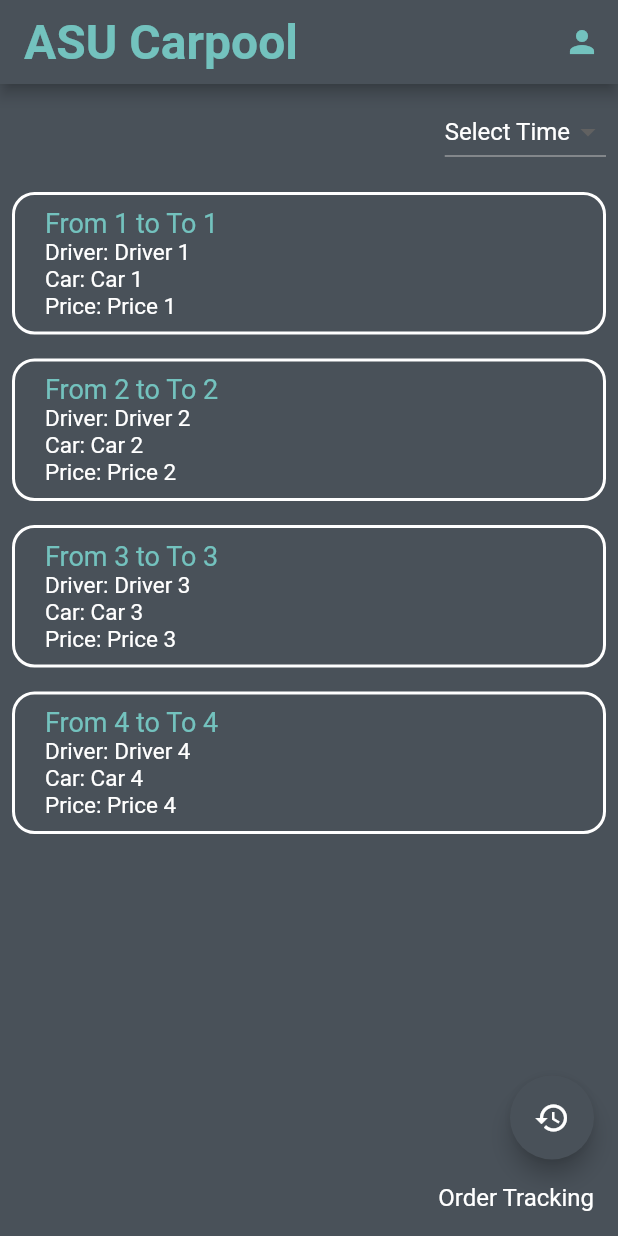
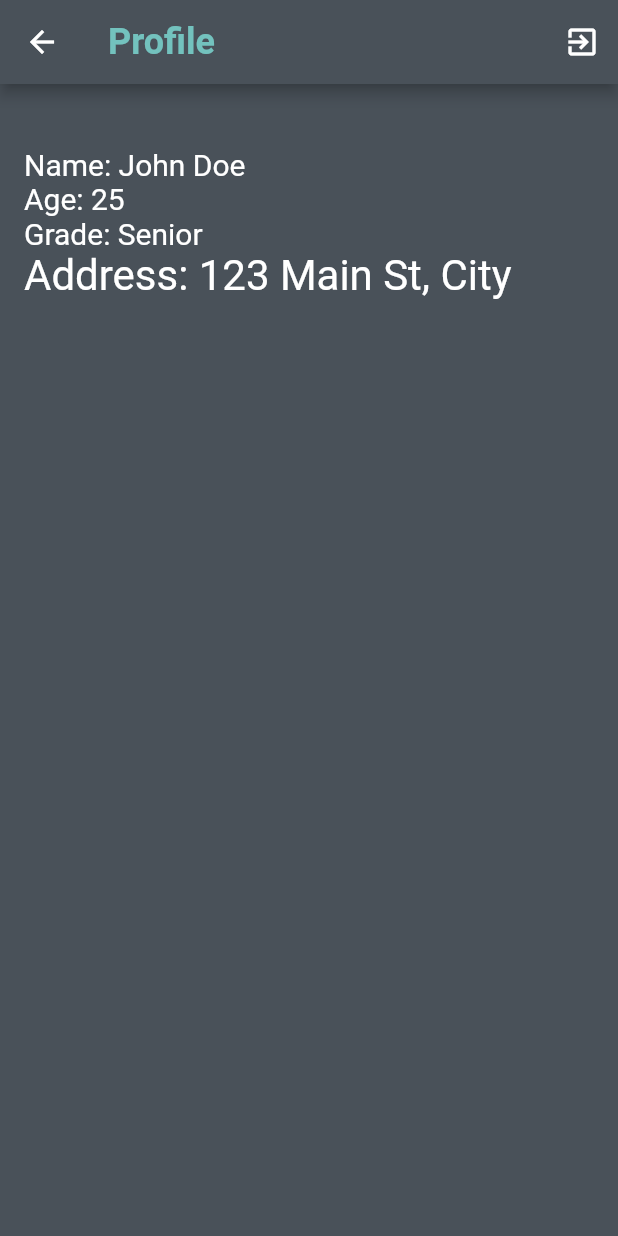
Before and after one commit to aGayar30/Flutter_Carppool_project, a Flutter app: the HomeScreen screen opened directly, after a tap on the "person" icon, on a phone screen of 412 x 824 dp. Run offline on Flutter 3.47's test engine with Material 2 defaults, Android fonts, the phone set to English and light mode, and no system bars; our stand-ins replace firebase_auth, firebase_core; accounts and stored records are empty.

Commit message:
profile screen + signout

```diff
--- /dev/null
+++ b/lib/Profile.dart
@@ -0,0 +1,60 @@
+import 'package:flutter/material.dart';
+import 'auth.dart';
+import 'main.dart';
+
+class ProfilePage extends StatelessWidget {
+  final Auth _auth = Auth();
+
+  @override
+  Widget build(BuildContext context) {
+    return Scaffold(
+      backgroundColor: Color(0xFF495159),
+      appBar: AppBar(
+        title: Text(
+          'Profile',
+          style: TextStyle(
+            fontSize: 24.0,
+            fontWeight: FontWeight.bold,
+            color: Color(0xFF73C2BE),
+          ),
+        ),
+        backgroundColor: Color(0xFF495159),
+        actions: [
+          IconButton(
+            icon: Icon(Icons.exit_to_app),
+            onPressed: () async {
+              await _auth.signOut();
+              Navigator.pushReplacement(context, MaterialPageRoute(builder: (context) => MyApp()));
+            },
+          ),
+        ],
+      ),
+      body: Padding(
+        padding: const EdgeInsets.all(16.0),
+        child: Column(
+          crossAxisAlignment: CrossAxisAlignment.start,
+          children: [
+            SizedBox(height: 26.0),
+            Text(
+              'Name: John Doe',
+              style: TextStyle(fontSize: 20,color: Colors.white),
+            ),
+            Text(
+              'Age: 25',
+              style: TextStyle(fontSize: 20,color: Colors.white),
+            ),
+            Text(
+              'Grade: Senior',
+              style: TextStyle(fontSize: 20,color: Colors.white),
+            ),
+            Text(
+              'Address: 123 Main St, City',
+              style: TextStyle(fontSize: 28,color: Colors.white),
+            ),
+            SizedBox(height: 16.0),
+          ],
+        ),
+      ),
+    );
+  }
+}
--- a/lib/home.dart
+++ b/lib/home.dart
@@ -1,5 +1,5 @@
 import 'package:flutter/material.dart';
- // Make sure to import your auth.dart file
+import 'package:my_project/Profile.dart';
 
 class HomeScreen extends StatelessWidget {
 
@@ -8,7 +8,7 @@ class HomeScreen extends StatelessWidget {
     return Scaffold(
         backgroundColor: Color(0xFF495159),
       appBar: AppBar(
-        title: Text('ASU Carpool', style: TextStyle(
+        title: Text('Rides', style: TextStyle(
     fontSize: 32.0,
     fontWeight: FontWeight.bold,
     color: Color(0xFF73C2BE),
@@ -20,7 +20,7 @@ class HomeScreen extends StatelessWidget {
             icon: Icon(Icons.person),color: Color(0xFF73C2BE),
             onPressed: () {
               // Navigate to the user's profile page
-              // Navigator.push(context, MaterialPageRoute(builder: (context) => UserProfilePage()));
+              Navigator.pushReplacement(context, MaterialPageRoute(builder: (context) => ProfilePage()));
             },
           ),
         ],
```
